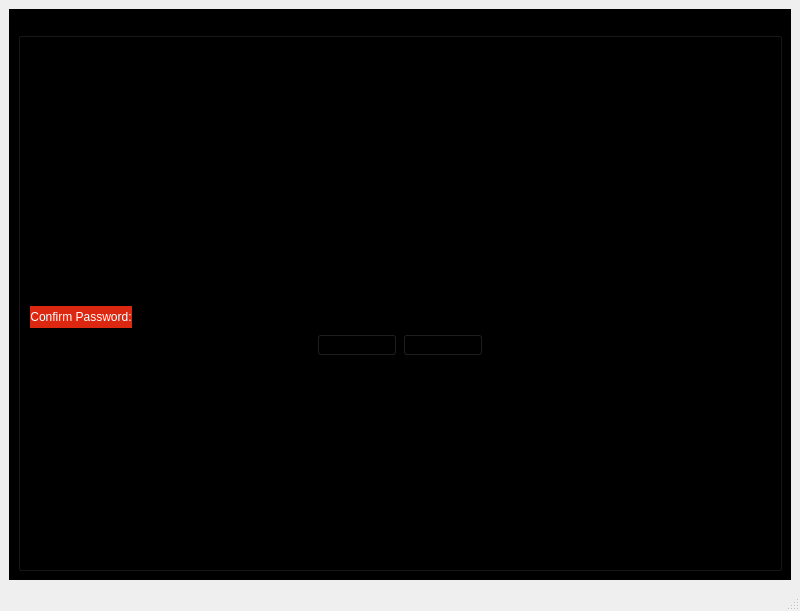
The window that Log/mainwindow.ui (Ragab21/AI-XO) describes before a commit, drawn with Qt 5.
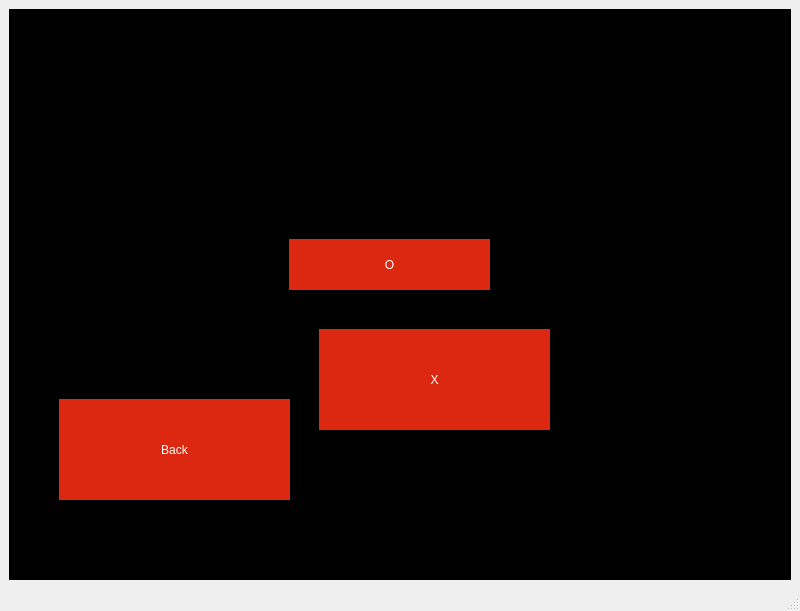
The same window after the commit. The open tabs and pages were chosen to show the change.

Patch:
```diff
--- a/Log/mainwindow.ui
+++ b/Log/mainwindow.ui
@@ -279,6 +279,12 @@
                 <layout class="QHBoxLayout" name="horizontalLayout_3">
                  <item>
                   <widget class="QPushButton" name="pushButton_SignUp_LogIn">
+                   <property name="styleSheet">
+                    <string notr="true">color: rgb(255, 255, 255);
+background-color: rgb(220, 40, 16);
+border: none;
+font: 14pt &quot;My Puma&quot;;</string>
+                   </property>
                    <property name="text">
                     <string>SignUp</string>
                    </property>
@@ -286,6 +292,12 @@
                  </item>
                  <item>
                   <widget class="QPushButton" name="pushButton_SignUp_Back">
+                   <property name="styleSheet">
+                    <string notr="true">color: rgb(255, 255, 255);
+background-color: rgb(220, 40, 16);
+border: none;
+font: 14pt &quot;My Puma&quot;;</string>
+                   </property>
                    <property name="text">
                     <string>Back</string>
                    </property>
@@ -315,6 +327,65 @@
         </item>
        </layout>
       </widget>
+      <widget class="QWidget" name="Player1_Page">
+       <widget class="QPushButton" name="Xb">
+        <property name="geometry">
+         <rect>
+          <x>310</x>
+          <y>320</y>
+          <width>231</width>
+          <height>101</height>
+         </rect>
+        </property>
+        <property name="styleSheet">
+         <string notr="true">color: rgb(255, 255, 255);
+background-color: rgb(220, 40, 16);
+border: none;
+font: 14pt &quot;My Puma&quot;;</string>
+        </property>
+        <property name="text">
+         <string>X</string>
+        </property>
+       </widget>
+       <widget class="QPushButton" name="Ob">
+        <property name="geometry">
+         <rect>
+          <x>280</x>
+          <y>230</y>
+          <width>201</width>
+          <height>51</height>
+         </rect>
+        </property>
+        <property name="styleSheet">
+         <string notr="true">color: rgb(255, 255, 255);
+background-color: rgb(220, 40, 16);
+border: none;
+font: 14pt &quot;My Puma&quot;;</string>
+        </property>
+        <property name="text">
+         <string>O</string>
+        </property>
+       </widget>
+       <widget class="QPushButton" name="Player1_backb">
+        <property name="geometry">
+         <rect>
+          <x>50</x>
+          <y>390</y>
+          <width>231</width>
+          <height>101</height>
+         </rect>
+        </property>
+        <property name="styleSheet">
+         <string notr="true">color: rgb(255, 255, 255);
+background-color: rgb(220, 40, 16);
+border: none;
+font: 14pt &quot;My Puma&quot;;</string>
+        </property>
+        <property name="text">
+         <string>Back</string>
+        </property>
+       </widget>
+      </widget>
       <widget class="QWidget" name="Main_Page">
        <layout class="QHBoxLayout" name="horizontalLayout_5">
         <item>
```
Left out of the diff: 2 changed lines with no effect on the pictures.
